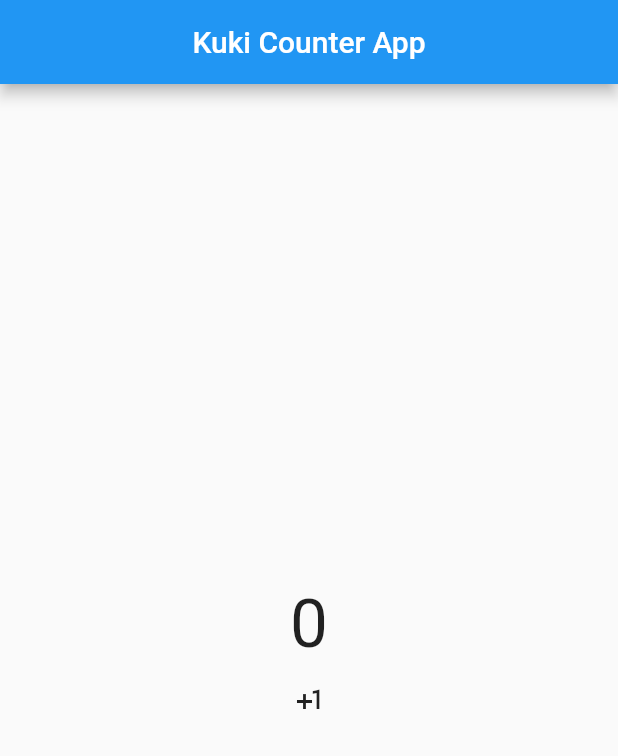
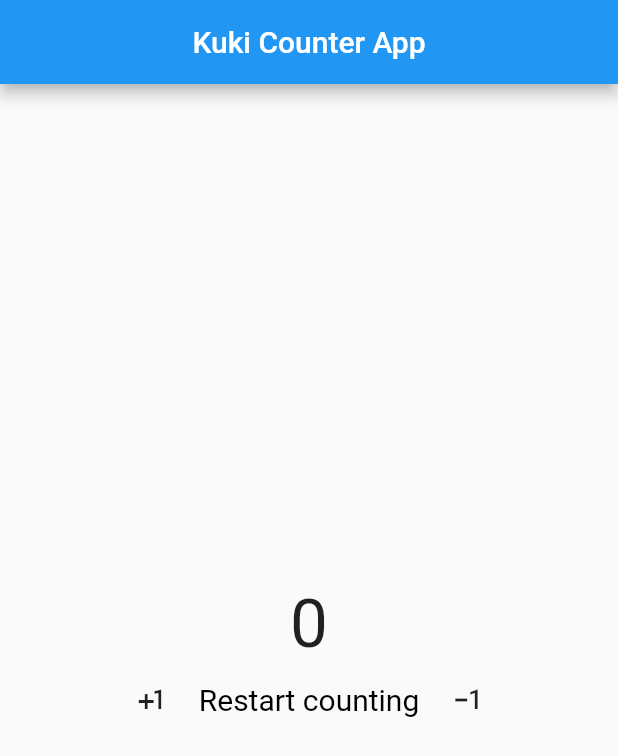
Before and after one commit to xdkuki/counter-app, a Flutter app: the screen it shows after launch, on a phone screen of 412 x 824 dp. Shown: the top 756 px of the screen. Run offline on Flutter 3.47's test engine with Material 2 defaults, Android fonts, the phone set to English and light mode, and no system bars.

Commit message:
added buttons for restarting counting and subtracting from counting

```diff
--- a/lib/main.dart
+++ b/lib/main.dart
@@ -44,7 +44,23 @@ class _MyAppState extends State<MyAppHome>{
           mainAxisSize: MainAxisSize.max,
           children:[
             Text('$kuki',textAlign: TextAlign.center,style: const TextStyle(fontSize: 45),),
-            IconButton(onPressed: (){setState((){kuki+=1;});}, icon: const Icon(Icons.plus_one))
+            Row(
+              mainAxisAlignment: MainAxisAlignment.center,
+              children: [
+                IconButton(onPressed: (){setState((){kuki+=1;});}, icon: const Icon(Icons.plus_one)),
+                TextButton(
+                  style: TextButton.styleFrom(
+                    textStyle: TextStyle(fontSize: 20, //backgroundColor: Color.fromRGBO(0, 0, 0, 50)),
+                    ),
+                  ),
+                  onPressed: (){setState(() {
+                  kuki=0;
+                });}, child: const Text('Restart counting',style:const TextStyle(color: Color.fromRGBO(0, 0, 0, 1)) ,)),
+                IconButton(onPressed: (){setState(() {
+                  kuki -=1;
+                });}, icon: const Icon(Icons.exposure_minus_1))
+              ],),
+
           ],
 
         );
```
